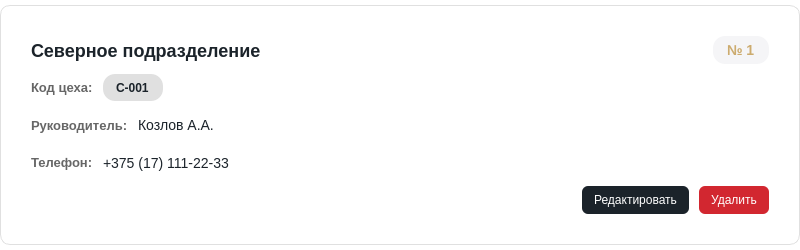
lerakaplich/TaskPlanner2, file ui/settings/divisions/division_card.ui: the form before one commit.
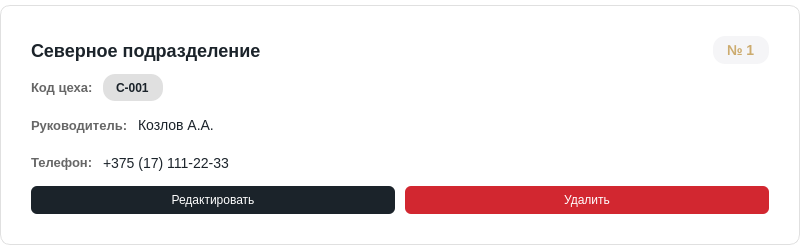
The form after the commit.

Diff of the .ui file:
```diff
--- a/ui/settings/divisions/division_card.ui
+++ b/ui/settings/divisions/division_card.ui
@@ -22,10 +22,12 @@
     border: 2px solid #ccab6e;
 }
 QLabel {
+    background-color: white;
     color: #333;
     font-size: 14px;
 }
 QLabel#nameLabel {
+    background-color: white;
     font-size: 18px;
     font-weight: bold;
     color: #1B232A;
@@ -39,11 +41,13 @@
     border-radius: 12px;
 }
 QLabel#codeSectionLabel, QLabel#bossSectionLabel, QLabel#phoneSectionLabel {
+    background-color: white;
     font-size: 13px;
     color: #666;
     font-weight: bold;
 }
 QLabel#codeValue, QLabel#bossValue, QLabel#phoneValue {
+    background-color: white;
     color: #1B232A;
 }
 QLabel#codeValue {
@@ -196,19 +200,6 @@
    </item>
    <item>
     <layout class="QHBoxLayout" name="buttonsLayout">
-     <item>
-      <spacer name="horizontalSpacer_5">
-       <property name="orientation">
-        <enum>Qt::Orientation::Horizontal</enum>
-       </property>
-       <property name="sizeHint" stdset="0">
-        <size>
-         <width>40</width>
-         <height>20</height>
-        </size>
-       </property>
-      </spacer>
-     </item>
      <item>
       <widget class="QPushButton" name="editButton">
        <property name="maximumSize">
@@ -226,8 +217,10 @@
     color: white;
     border: none;
     border-radius: 6px;
-    padding: 6px 12px;
+    padding: 0px 12px;   /* вертикальный padding убрали */
     font-size: 12px;
+    min-height: 28px;
+    max-height: 28px;
 }
 QPushButton:hover {
     background-color: #D9D9D6;
@@ -259,15 +252,19 @@
     color: white;
     border: none;
     border-radius: 6px;
-    padding: 6px 12px;
+    padding: 0px 12px;   /* вертикальный padding убрали */
     font-size: 12px;
+    min-height: 28px;
+    max-height: 28px;
 }
 QPushButton:hover {
     background-color: #862633;
 }
 QPushButton:pressed {
     background-color: #6a1e29;
-}</string>
+}
+
+</string>
        </property>
        <property name="text">
         <string>Удалить</string>
```
Left out of the diff: 5 changed lines with no effect on the pictures.
